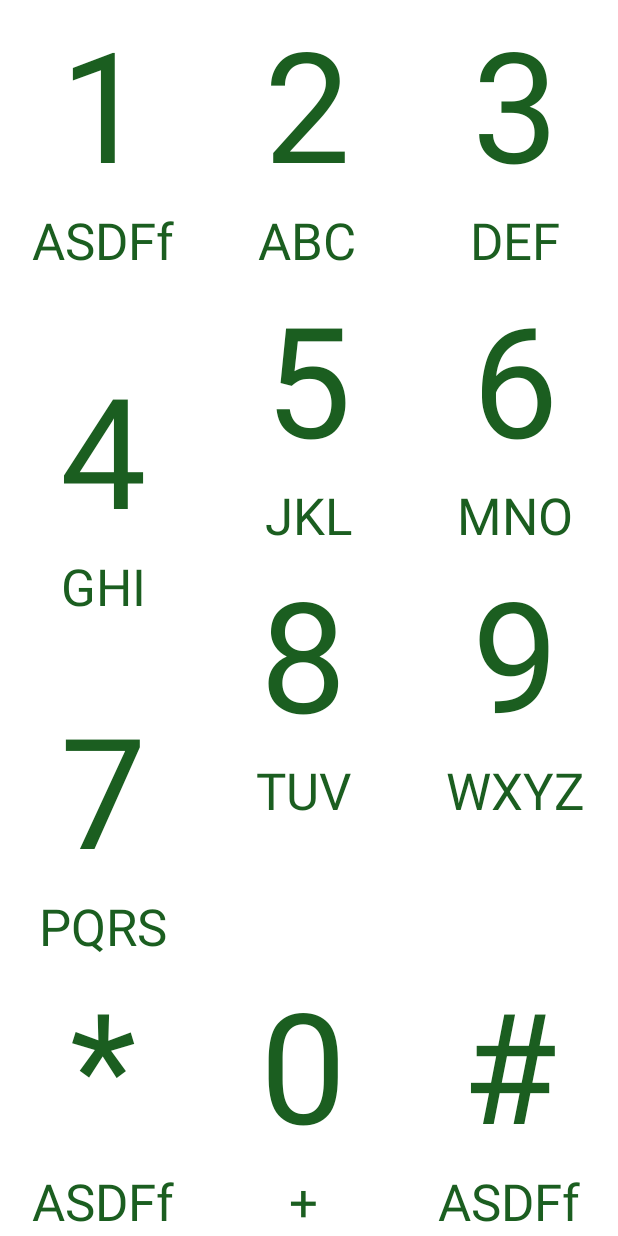
After one commit to JonasHagstrom79/Dialer, an Android app: the layout dialpad.xml on its own in the app's theme, with its tools: preview values and no code run, on a phone screen of 412 x 824 dp. The commit adds this screen. Run offline under Robolectric (Android 15) with nearby library versions, the phone set to English and light mode, and no system bars.

Commit message:
partial task 3

```diff
--- a/app/src/main/java/se/miun/caha1906/dt031g/dialer/DialpadButton.java
+++ b/app/src/main/java/se/miun/caha1906/dt031g/dialer/DialpadButton.java
@@ -3,6 +3,7 @@ package se.miun.caha1906.dt031g.dialer;
 import android.annotation.SuppressLint;
 import android.content.Context;
 import android.content.res.TypedArray;
+import android.media.SoundPool;
 import android.text.TextUtils;
 import android.util.AttributeSet;
 import android.util.Log;
@@ -17,11 +18,12 @@ import androidx.constraintlayout.widget.ConstraintLayout;
 public class DialpadButton extends ConstraintLayout {
 
     // To get the sound
-    SoundPlayer s = SoundPlayer.getInstance(getContext());
+//    SoundPlayer s = SoundPlayer.getInstance(getContext());
 
     private static final String UNDEFINED = "";
 
     DialpadButton d = this;//test
+
 
     /**
      * Default constructor for java code
@@ -100,7 +102,7 @@ public class DialpadButton extends ConstraintLayout {
                 // When pushed
                 case MotionEvent.ACTION_DOWN:
                     animate().alpha(0f).setDuration(500).start();
-                    s.playSound(d);
+//                    s.playSound(d);
                     break;
                 // When released
                 case MotionEvent.ACTION_UP:
--- a/app/src/main/res/layout/activity_call_list.xml
+++ b/app/src/main/res/layout/activity_call_list.xml
@@ -17,5 +17,4 @@
         app:layout_constraintTop_toTopOf="parent" />
 
 
-
 </androidx.constraintlayout.widget.ConstraintLayout>
--- /dev/null
+++ b/app/src/main/res/layout/dialpad.xml
@@ -0,0 +1,128 @@
+<?xml version="1.0" encoding="utf-8"?>
+<androidx.constraintlayout.widget.ConstraintLayout xmlns:android="http://schemas.android.com/apk/res/android"
+    xmlns:app="http://schemas.android.com/apk/res-auto"
+    xmlns:tools="http://schemas.android.com/tools"
+    android:layout_width="match_parent"
+    android:layout_height="match_parent">
+
+    <se.miun.caha1906.dt031g.dialer.DialpadButton
+        android:id="@+id/DialpadButtonPound"
+        android:layout_width="137dp"
+        android:layout_height="183dp"
+        android:layout_marginEnd="4dp"
+        app:title="#"
+
+        app:layout_constraintBottom_toBottomOf="parent"
+        app:layout_constraintEnd_toEndOf="parent" />
+
+    <se.miun.caha1906.dt031g.dialer.DialpadButton
+        android:id="@+id/DialpadButtonNine"
+        android:layout_width="137dp"
+        android:layout_height="183dp"
+        app:title="9"
+        app:message="wxyz"
+        app:layout_constraintEnd_toEndOf="parent"
+        app:layout_constraintTop_toBottomOf="@+id/DialpadButtonSix">
+
+    </se.miun.caha1906.dt031g.dialer.DialpadButton>
+
+    <se.miun.caha1906.dt031g.dialer.DialpadButton
+        android:id="@+id/DialpadButtonOne"
+        android:layout_width="137dp"
+        android:layout_height="183dp"
+        app:title="1"
+
+        app:layout_constraintStart_toStartOf="parent"
+        app:layout_constraintTop_toTopOf="parent" />
+
+    <se.miun.caha1906.dt031g.dialer.DialpadButton
+        android:id="@+id/DialpadButtonTwo"
+        android:layout_width="137dp"
+        android:layout_height="183dp"
+        android:layout_marginStart="136dp"
+        app:title="2"
+        app:message="abc"
+        app:layout_constraintStart_toStartOf="@+id/DialpadButtonOne"
+        app:layout_constraintTop_toTopOf="parent" />
+
+    <se.miun.caha1906.dt031g.dialer.DialpadButton
+        android:id="@+id/DialpadButtonThree"
+        android:layout_width="137dp"
+        android:layout_height="183dp"
+        app:title="3"
+        app:message="def"
+        app:layout_constraintEnd_toEndOf="parent"
+        app:layout_constraintTop_toTopOf="parent" />
+
+    <se.miun.caha1906.dt031g.dialer.DialpadButton
+        android:id="@+id/DialpadButtonFour"
+        android:layout_width="137dp"
+        android:layout_height="183dp"
+        android:layout_marginTop="4dp"
+        app:title="4"
+        app:message="ghi"
+        app:layout_constraintBottom_toTopOf="@+id/DialpadButtoSeven"
+        app:layout_constraintStart_toStartOf="parent"
+        app:layout_constraintTop_toBottomOf="@+id/DialpadButtonOne" />
+
+    <se.miun.caha1906.dt031g.dialer.DialpadButton
+        android:id="@+id/DialpadButtonFive"
+        android:layout_width="137dp"
+        android:layout_height="183dp"
+        android:layout_marginStart="136dp"
+        android:layout_marginTop="183dp"
+        app:title="5"
+        app:message="jkl"
+        app:layout_constraintEnd_toStartOf="@+id/DialpadButtonSix"
+        app:layout_constraintStart_toStartOf="@+id/DialpadButtonFour"
+        app:layout_constraintTop_toTopOf="@+id/DialpadButtonTwo" />
+
+    <se.miun.caha1906.dt031g.dialer.DialpadButton
+        android:id="@+id/DialpadButtonSix"
+        android:layout_width="137dp"
+        android:layout_height="183dp"
+        app:title="6"
+        app:message="mno"
+        app:layout_constraintEnd_toEndOf="parent"
+        app:layout_constraintTop_toBottomOf="@+id/DialpadButtonThree" />
+
+    <se.miun.caha1906.dt031g.dialer.DialpadButton
+        android:id="@+id/DialpadButtoSeven"
+        android:layout_width="137dp"
+        android:layout_height="183dp"
+        app:title="7"
+        app:message="pqrs"
+        app:layout_constraintBottom_toTopOf="@+id/DialpadButtonStar"
+        app:layout_constraintEnd_toStartOf="@+id/DialpadButtonEight"
+        app:layout_constraintHorizontal_bias="0.0"
+        app:layout_constraintStart_toStartOf="parent" />
+
+    <se.miun.caha1906.dt031g.dialer.DialpadButton
+        android:id="@+id/DialpadButtonStar"
+        android:layout_width="137dp"
+        android:layout_height="183dp"
+        app:title="*"
+        app:layout_constraintBottom_toBottomOf="parent"
+        app:layout_constraintStart_toStartOf="parent" />
+
+    <se.miun.caha1906.dt031g.dialer.DialpadButton
+        android:id="@+id/DialpadButtonZero"
+        android:layout_width="137dp"
+        android:layout_height="183dp"
+        app:title="0"
+        app:message="+"
+        app:layout_constraintBottom_toBottomOf="parent"
+        app:layout_constraintEnd_toStartOf="@+id/DialpadButtonPound" />
+
+    <se.miun.caha1906.dt031g.dialer.DialpadButton
+        android:id="@+id/DialpadButtonEight"
+        android:layout_width="137dp"
+        android:layout_height="183dp"
+        android:layout_marginEnd="4dp"
+        app:title="8"
+        app:message="tuv"
+        app:layout_constraintBottom_toTopOf="@+id/DialpadButtonZero"
+        app:layout_constraintEnd_toStartOf="@+id/DialpadButtonNine"
+        app:layout_constraintTop_toBottomOf="@+id/DialpadButtonFive"
+        app:layout_constraintVertical_bias="0.0" />
+</androidx.constraintlayout.widget.ConstraintLayout>
--- a/app/src/main/res/layout/view_dialpadbutton.xml
+++ b/app/src/main/res/layout/view_dialpadbutton.xml
@@ -1,6 +1,7 @@
 <?xml version="1.0" encoding="utf-8"?>
 <androidx.constraintlayout.widget.ConstraintLayout xmlns:android="http://schemas.android.com/apk/res/android"
     xmlns:app="http://schemas.android.com/apk/res-auto"
+    xmlns:tools="http://schemas.android.com/tools"
     android:layout_width="match_parent"
     android:layout_height="match_parent">
 
@@ -26,18 +27,18 @@
         android:id="@+id/textMessage"
         android:layout_width="match_parent"
         android:layout_height="0dp"
+        android:maxLines="1"
         android:text="@string/textMessage"
         android:textAlignment="center"
         android:textColor="@color/green"
-        android:maxLines="1"
         app:autoSizeMaxTextSize="150sp"
         app:autoSizeMinTextSize="12sp"
         app:autoSizeStepGranularity="2sp"
         app:autoSizeTextType="uniform"
         app:layout_constraintBottom_toBottomOf="parent"
         app:layout_constraintEnd_toEndOf="parent"
+        app:layout_constraintHeight_percent=".25"
         app:layout_constraintStart_toStartOf="parent"
         app:layout_constraintTop_toTopOf="parent"
-        app:layout_constraintVertical_bias="1.0"
-        app:layout_constraintHeight_percent=".25"/>
+        app:layout_constraintVertical_bias="1.0" />
 </androidx.constraintlayout.widget.ConstraintLayout>
```
Also changed, not shown: app/src/main/java/se/miun/caha1906/dt031g/dialer/Dialpad.java (+16 -0 lines), app/src/main/java/se/miun/caha1906/dt031g/dialer/SoundPlayer.java (+23 -17 lines), app/src/main/res/layout/activity_dial.xml (+4 -65 lines).
